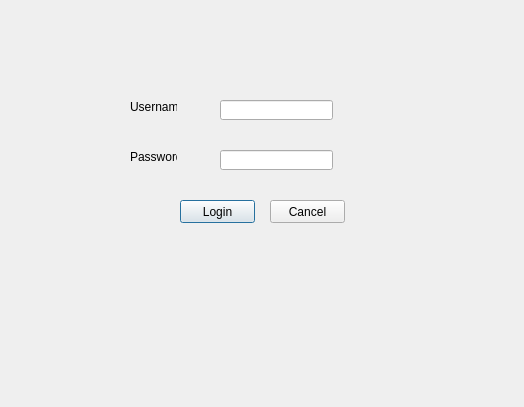
The window that adminlogin.ui (smoreno11/NationalParksProject) describes before a commit, drawn with Qt 5.
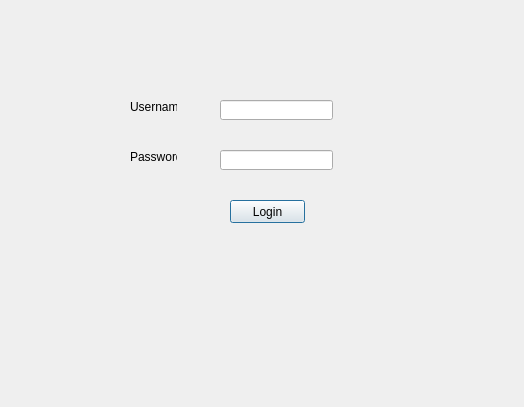
The same window after the commit.

What changed in the file:
```diff
--- a/adminlogin.ui
+++ b/adminlogin.ui
@@ -65,7 +65,7 @@
   <widget class="QPushButton" name="loginButton">
    <property name="geometry">
     <rect>
-     <x>180</x>
+     <x>230</x>
      <y>200</y>
      <width>75</width>
      <height>23</height>
@@ -75,19 +75,6 @@
     <string>Login</string>
    </property>
   </widget>
-  <widget class="QPushButton" name="cancelButton">
-   <property name="geometry">
-    <rect>
-     <x>270</x>
-     <y>200</y>
-     <width>75</width>
-     <height>23</height>
-    </rect>
-   </property>
-   <property name="text">
-    <string>Cancel</string>
-   </property>
-  </widget>
  </widget>
  <resources/>
  <connections/>
```
